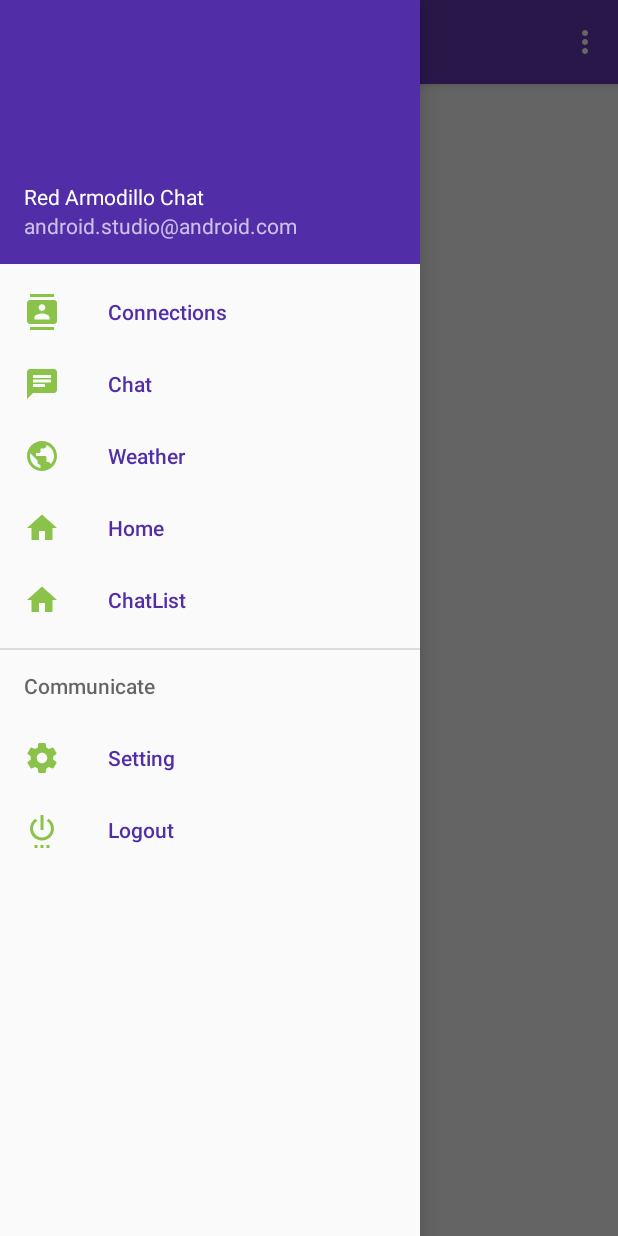
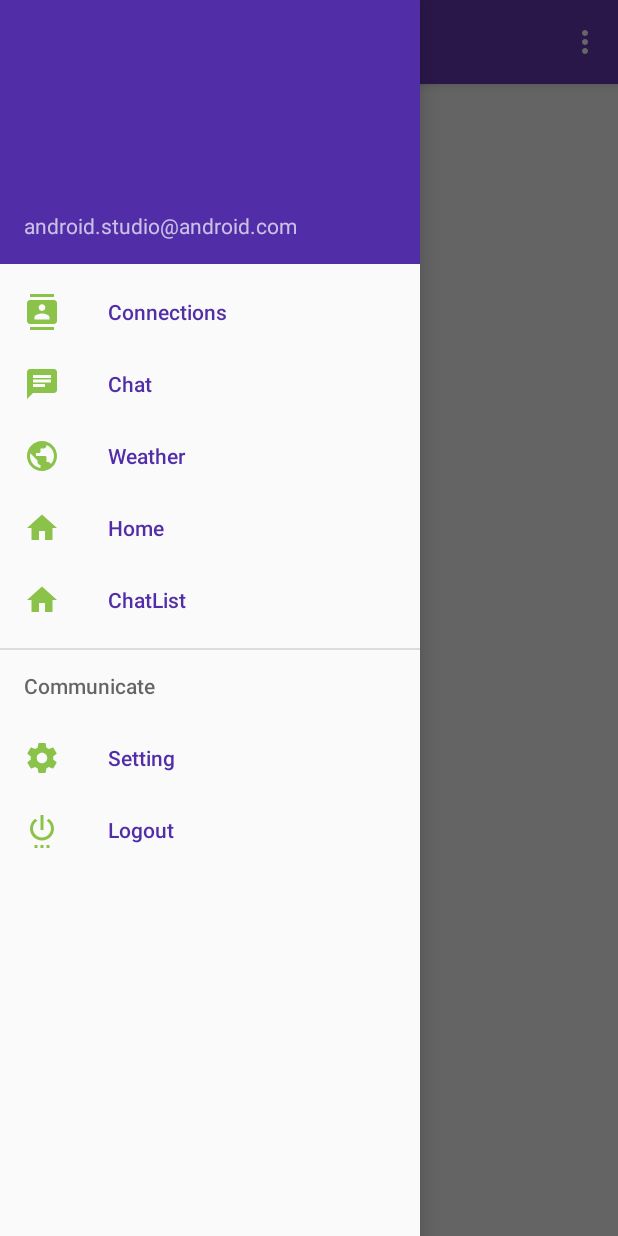
Before and after one commit to RedArmadillo/AndroidChatApp, an Android app: the LandingActivity screen opened directly, with no data from a screen before it, with the side drawer open, on a phone screen of 412 x 824 dp. Run offline under Robolectric (Android 15) with nearby library versions, the phone set to English and light mode, and no system bars; Roboto replaces fonts that are not available here.

Commit message:
Set nav_header to username Display messages in different ViewHolder. Still need to fix not differentiate between 2 types of messages.

```diff
--- a/app/src/main/java/group7/tcss450/uw/edu/chatapp/LandingActivity.java
+++ b/app/src/main/java/group7/tcss450/uw/edu/chatapp/LandingActivity.java
@@ -15,6 +15,8 @@ import android.support.v7.app.AppCompatActivity;
 import android.support.v7.widget.Toolbar;
 import android.view.Menu;
 import android.view.MenuItem;
+import android.view.View;
+import android.widget.TextView;
 
 import group7.tcss450.uw.edu.chatapp.Fragment.ConnectionsFragment;
 import group7.tcss450.uw.edu.chatapp.Fragment.HomeFragment;
@@ -48,6 +50,14 @@ public class LandingActivity extends AppCompatActivity
                         .commit();
             }
         }
+
+        SharedPreferences prefs =
+                getSharedPreferences(getString(R.string.keys_shared_prefs),
+                        Context.MODE_PRIVATE);
+        String currentUser = prefs.getString(getString(R.string.keys_prefs_username), "");
+        View headerView = navigationView.getHeaderView(0);
+        TextView headerUser = (TextView) headerView.findViewById(R.id.nav_header_username_display);
+        headerUser.setText(currentUser);
     }
 
 
--- a/app/src/main/res/layout/nav_header_landing.xml
+++ b/app/src/main/res/layout/nav_header_landing.xml
@@ -1,6 +1,7 @@
 <?xml version="1.0" encoding="utf-8"?>
 <LinearLayout xmlns:android="http://schemas.android.com/apk/res/android"
     xmlns:app="http://schemas.android.com/apk/res-auto"
+    android:id="@+id/header"
     android:layout_width="match_parent"
     android:layout_height="@dimen/nav_header_height"
     android:background="@color/colorPrimaryDark"
@@ -13,10 +14,10 @@
     android:theme="@style/ThemeOverlay.AppCompat.Dark">
 
     <TextView
+        android:id="@+id/nav_header_username_display"
         android:layout_width="match_parent"
         android:layout_height="wrap_content"
         android:paddingTop="@dimen/nav_header_vertical_spacing"
-        android:text="@string/RedArmodillo_Chat"
         android:textAppearance="@style/TextAppearance.AppCompat.Body1" />
 
     <TextView
--- a/app/src/main/res/layout/received_message_row.xml
+++ b/app/src/main/res/layout/received_message_row.xml
@@ -1,7 +1,7 @@
 <?xml version="1.0" encoding="utf-8"?>
 <RelativeLayout xmlns:android="http://schemas.android.com/apk/res/android"
     android:layout_width="match_parent"
-    android:layout_height="match_parent">
+    android:layout_height="wrap_content">
 
     <TextView
         android:id="@+id/receivedMessageSender"
--- a/app/src/main/res/layout/sent_message_row.xml
+++ b/app/src/main/res/layout/sent_message_row.xml
@@ -1,8 +1,8 @@
 <?xml version="1.0" encoding="utf-8"?>
 <RelativeLayout
     xmlns:android="http://schemas.android.com/apk/res/android" android:layout_width="match_parent"
-    android:layout_height="match_parent">
-
+    android:layout_height="wrap_content"
+    android:layout_gravity="right">
 
     <TextView
         android:id="@+id/sentMessageSender"
--- a/app/src/main/res/values/endpoints.xml
+++ b/app/src/main/res/values/endpoints.xml
@@ -1,12 +1,12 @@
 <?xml version="1.0" encoding="utf-8"?>
 <resources>
-        <string name="ep_base_url">group7-chatapp.herokuapp.com</string>
+        <string name="ep_base_url">trinhpn-lab4-backend.herokuapp.com</string>
         <string name="ep_login">login</string>
         <string name="ep_register">register</string>
         <string name="ep_hello_args">params</string>
         <string name="ep_hello_delay">wait</string>
         <string name="ep_send_message">sendMessages</string>
         <string name="ep_get_message">getMessages</string>
-        <string name="ep_lab_url">group7-chatapp.herokuapp.com</string>
+        <string name="ep_lab_url">trinhpn-lab4-backend.herokuapp.com</string>
 
 </resources>
```
Also changed, not shown: app/src/main/java/group7/tcss450/uw/edu/chatapp/Fragment/ChatFragment.java (+10 -9 lines), app/src/main/res/layout/fragment_chat.xml (+3 -7 lines).
